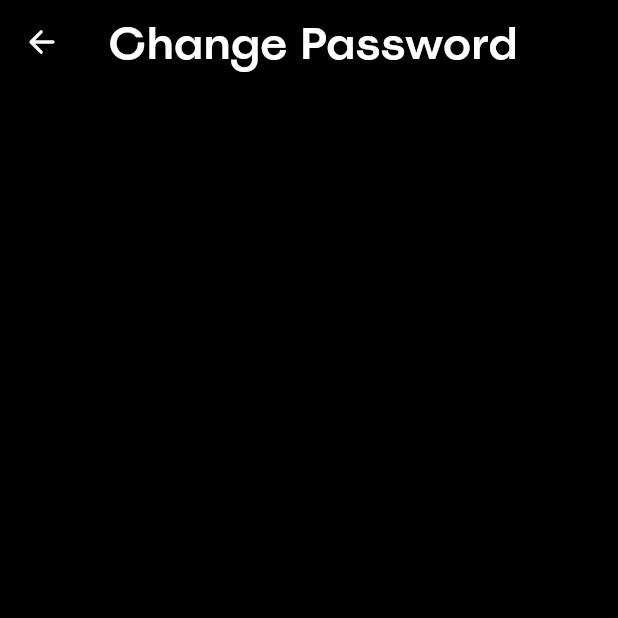
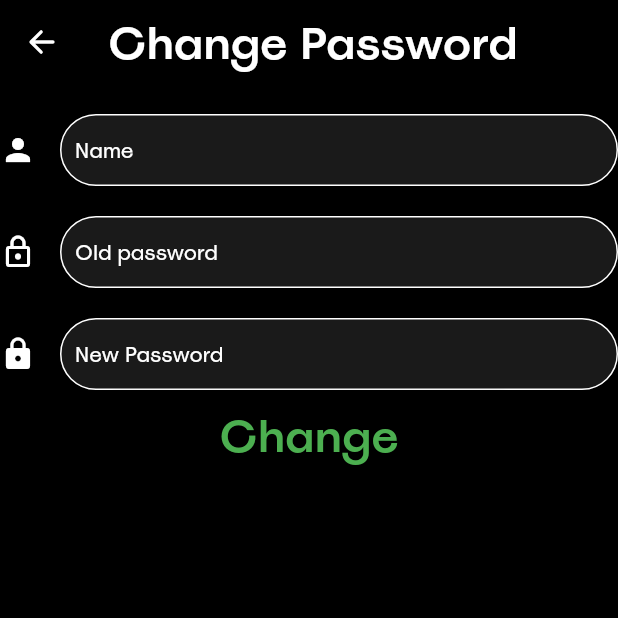
Before and after one commit to KaliopPraktyki/praktyki_projekt, a Flutter app: the changepassword screen opened directly, on a phone screen of 412 x 824 dp, the top half of it. Run offline on Flutter 3.47's test engine with Material 3 defaults, Android fonts, the phone set to English and light mode, and no system bars; our stand-ins replace cloud_firestore, firebase_auth, firebase_core, flex_color_scheme, flutter_chat_types, flutter_chat_ui and 2 more; missing offline and left inert: dart:ffi; accounts and stored records are empty.

```diff
--- a/lib/screens/change_password.dart
+++ b/lib/screens/change_password.dart
@@ -33,7 +33,93 @@
             ),),
         ),
       ),
-
+      body: Positioned(
+        child: Column(
+          children: [
+            Container(
+              margin: EdgeInsets.only(top: 20,),
+              child: TextField(
+                decoration: InputDecoration(
+                  icon: Icon(
+                    Icons.person,
+                    color: Colors.white,
+                  ),
+                  enabledBorder: OutlineInputBorder(
+                    borderSide: BorderSide(color: Colors.white),
+                    borderRadius: BorderRadius.all(Radius.circular(35.0)),
+                  ),
+                  focusedBorder: OutlineInputBorder(
+                    borderSide: BorderSide(color: Colors.white),
+                    borderRadius: BorderRadius.all(Radius.circular(35.0)),
+                  ),
+                  contentPadding: EdgeInsets.all(10),
+                  hintText: "Name",
+                  hintStyle: TextStyle(fontSize: 14,color: Colors.white),
+                ),
+              ),
+            ),
+            Container(
+              margin: EdgeInsets.only(top: 20,),
+              child: TextField(
+                decoration: InputDecoration(
+                  icon: Icon(
+                    Icons.lock_outlined,
+                    color: Colors.white,
+                  ),
+                  enabledBorder: OutlineInputBorder(
+                    borderSide: BorderSide(color: Colors.white),
+                    borderRadius: BorderRadius.all(Radius.circular(35.0)),
+                  ),
+                  focusedBorder: OutlineInputBorder(
+                    borderSide: BorderSide(color: Colors.white),
+                    borderRadius: BorderRadius.all(Radius.circular(35.0)),
+                  ),
+                  contentPadding: EdgeInsets.all(10),
+                  hintText: "Old password",
+                  hintStyle: TextStyle(fontSize: 14,color: Colors.white),
+                ),
+              ),
+            ),
+            Container(
+              margin: EdgeInsets.only(top: 20),
+              child: TextField(
+                decoration: InputDecoration(
+                  icon: Icon(
+                    Icons.lock,
+                    color: Colors.white,
+                  ),
+                  enabledBorder: OutlineInputBorder(
+                    borderSide: BorderSide(color: Colors.white),
+                    borderRadius: BorderRadius.all(Radius.circular(35.0)),
+                  ),
+                  focusedBorder: OutlineInputBorder(
+                    borderSide: BorderSide(color: Colors.white),
+                    borderRadius: BorderRadius.all(Radius.circular(35.0)),
+                  ),
+                  contentPadding: EdgeInsets.all(10),
+                  hintText: "New Password",
+                  hintStyle: TextStyle(fontSize: 14,color: Colors.white),
+                ),
+              ),
+            ),
+            SizedBox(
+              width: 300,
+              height: 50,
+              child: ElevatedButton(onPressed: (){},
+                  style: ElevatedButton.styleFrom(
+                      backgroundColor: Colors.black,
+                      side: BorderSide.none,
+                      shape: const StadiumBorder()
+                  ),
+                  child: Container(
+                    margin: EdgeInsets.only(top: 10),
+                    child: const Text("Change", style: TextStyle(color: Colors.green,
+                        fontSize: 30),),
+                  )),
+            ),
+          ],
+        ),
+      ),
 
     );
   }
--- a/lib/screens/settings.dart
+++ b/lib/screens/settings.dart
@@ -142,23 +142,17 @@
               SizedBox(
                 width: 300,
                 height: 50,
-                child: ElevatedButton(onPressed: (){
+                child: TextButton(onPressed: (){
                   FirebaseAuth.instance.signOut();
-
+                  Navigator.pushReplacement(context, MaterialPageRoute(builder: (context) => mainScreen()));
                 },
                     style: ElevatedButton.styleFrom(
                       backgroundColor: Colors.black,
                       side: BorderSide.none,
                       shape: const StadiumBorder()
                     ),
-                    child: GestureDetector(
-                      onTap: (){
-                        Navigator.push(context,
-                          MaterialPageRoute(builder: (context) => mainScreen()),);
-                      },
-                      child: const Text("Log out", style: TextStyle(color: Colors.red,
-                      fontSize: 30),),
-                    )),
+                    child: const Text("Log out", style: TextStyle(color: Colors.red,
+                    fontSize: 30),)),
               ),
 
             ],
```
